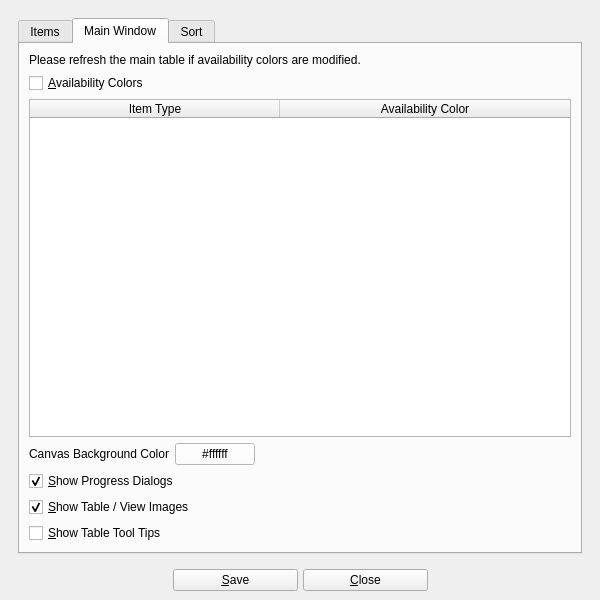
The window that UI/biblioteq_otheroptions.ui (textbrowser/biblioteq) describes before a commit, drawn with Qt 5.
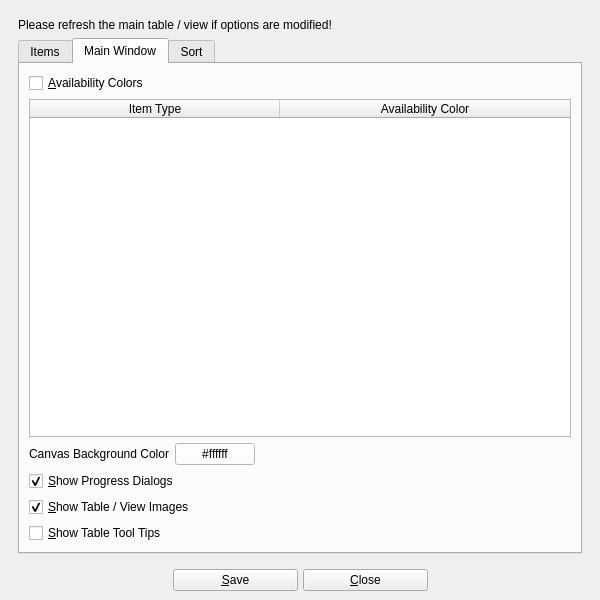
The same window after the commit. The open tabs and pages were chosen to show the change. Icons and pictures are not drawn.

The edit to the form file:
```diff
--- a/UI/biblioteq_otheroptions.ui
+++ b/UI/biblioteq_otheroptions.ui
@@ -37,6 +37,16 @@
         </rect>
        </property>
        <layout class="QVBoxLayout" name="verticalLayout_2">
+        <item>
+         <widget class="QLabel" name="label_5">
+          <property name="text">
+           <string>Please refresh the main table / view if options are modified!</string>
+          </property>
+          <property name="wordWrap">
+           <bool>true</bool>
+          </property>
+         </widget>
+        </item>
         <item>
          <widget class="QTabWidget" name="tabWidget">
           <property name="currentIndex">
@@ -186,16 +196,6 @@
             <string>Main Window</string>
            </attribute>
            <layout class="QVBoxLayout" name="verticalLayout_6">
-            <item>
-             <widget class="QLabel" name="label_5">
-              <property name="text">
-               <string>Please refresh the main table if availability colors are modified.</string>
-              </property>
-              <property name="wordWrap">
-               <bool>true</bool>
-              </property>
-             </widget>
-            </item>
             <item>
              <widget class="QCheckBox" name="availability_colors">
               <property name="text">
```
Left out of the diff: 7 changed lines with no effect on the pictures.
